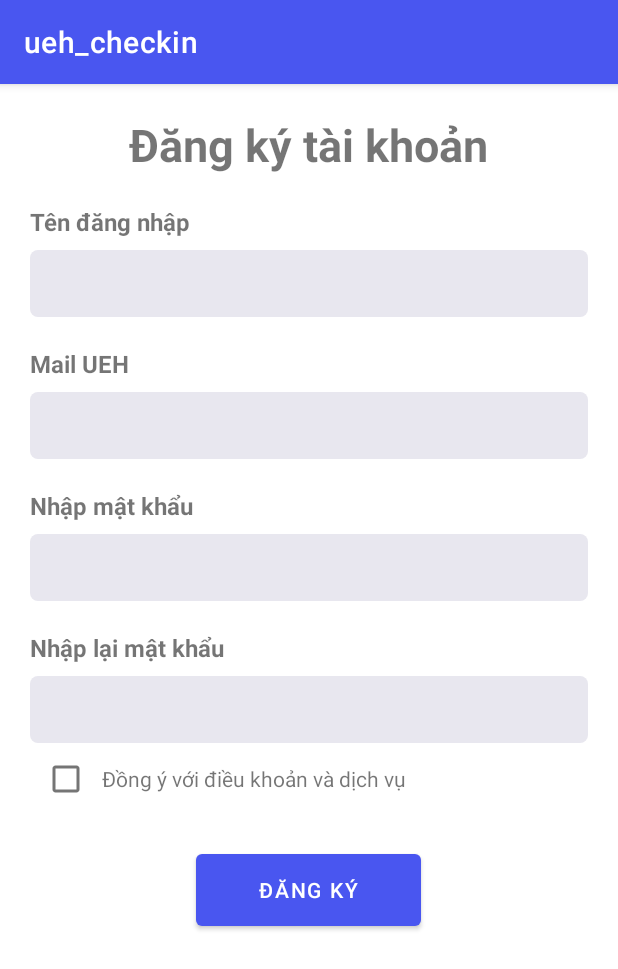
After one commit to truckhang181001/ueh_checkin, an Android app: the RegisterActivity screen opened directly, with no data from a screen before it, on a phone screen of 412 x 824 dp. The commit adds this screen. Shown: the top 969 px of the screen. Run offline under Robolectric (Android 15) with nearby library versions, the phone set to English and light mode, and no system bars.

Commit message:
'login_and_register'

```diff
--- a/app/build.gradle
+++ b/app/build.gradle
@@ -40,6 +40,7 @@
     implementation 'androidx.navigation:navigation-fragment:2.3.5'
     implementation 'androidx.navigation:navigation-ui:2.3.5'
     implementation 'androidx.legacy:legacy-support-v4:1.0.0'
+    implementation 'androidx.annotation:annotation:1.2.0'
     testImplementation 'junit:junit:4.13.2'
     androidTestImplementation 'androidx.test.ext:junit:1.1.3'
     androidTestImplementation 'androidx.test.espresso:espresso-core:3.4.0'
--- /dev/null
+++ b/app/src/main/java/com/codesieucap/ueh_checkin/ui/loginAndRegister/RegisterActivity.java
@@ -0,0 +1,16 @@
+package com.codesieucap.ueh_checkin.ui.loginAndRegister;
+
+import androidx.appcompat.app.AppCompatActivity;
+
+import android.os.Bundle;
+
+import com.codesieucap.ueh_checkin.R;
+
+public class RegisterActivity extends AppCompatActivity {
+
+    @Override
+    protected void onCreate(Bundle savedInstanceState) {
+        super.onCreate(savedInstanceState);
+        setContentView(R.layout.activity_register);
+    }
+}
--- /dev/null
+++ b/app/src/main/res/layout/activity_register.xml
@@ -0,0 +1,101 @@
+<?xml version="1.0" encoding="utf-8"?>
+<LinearLayout xmlns:android="http://schemas.android.com/apk/res/android"
+    xmlns:app="http://schemas.android.com/apk/res-auto"
+    xmlns:tools="http://schemas.android.com/tools"
+    android:layout_width="match_parent"
+    android:layout_height="match_parent"
+    android:orientation="vertical"
+    android:padding="20dp"
+    tools:context=".ui.loginAndRegister.RegisterActivity">
+
+    <TextView
+        android:text="Đăng ký tài khoản"
+        android:textSize="30dp"
+        android:textStyle="bold"
+        android:layout_gravity="center"
+        android:layout_width="wrap_content"
+        android:layout_height="wrap_content"/>
+
+    <TextView
+        android:text="Tên đăng nhập"
+        android:layout_marginTop="20dp"
+        android:textSize="16sp"
+        android:layout_width="wrap_content"
+        android:layout_height="wrap_content"
+        android:textStyle="bold" />
+
+    <EditText
+        android:background="@drawable/border_radius_grey"
+        android:layout_marginTop="8dp"
+        android:padding="10dp"
+        android:layout_width="match_parent"
+        android:layout_height="wrap_content"/>
+
+    <TextView
+        android:text="Mail UEH"
+        android:layout_marginTop="20dp"
+        android:textSize="16sp"
+        android:layout_width="wrap_content"
+        android:layout_height="wrap_content"
+        android:textStyle="bold" />
+
+    <EditText
+        android:background="@drawable/border_radius_grey"
+        android:layout_marginTop="8dp"
+        android:padding="10dp"
+        android:layout_width="match_parent"
+        android:layout_height="wrap_content"/>
+
+    <TextView
+        android:text="Nhập mật khẩu"
+        android:layout_marginTop="20dp"
+        android:textSize="16sp"
+        android:layout_width="wrap_content"
+        android:layout_height="wrap_content"
+        android:textStyle="bold" />
+
+    <EditText
+        android:background="@drawable/border_radius_grey"
+        android:layout_marginTop="8dp"
+        android:padding="10dp"
+        android:layout_width="match_parent"
+        android:layout_height="wrap_content"/>
+
+    <TextView
+        android:text="Nhập lại mật khẩu"
+        android:layout_marginTop="20dp"
+        android:textSize="16sp"
+        android:layout_width="wrap_content"
+        android:layout_height="wrap_content"
+        android:textStyle="bold" />
+
+    <EditText
+        android:background="@drawable/border_radius_grey"
+        android:layout_marginTop="8dp"
+        android:padding="10dp"
+        android:layout_width="match_parent"
+        android:layout_height="wrap_content"/>
+
+    <LinearLayout
+        android:layout_width="match_parent"
+        android:layout_height="wrap_content">
+
+        <CheckBox
+            android:layout_width="wrap_content"
+            android:layout_height="wrap_content"/>
+
+        <TextView
+            android:text="Đồng ý với điều khoản và dịch vụ"
+            android:layout_width="wrap_content"
+            android:layout_height="wrap_content"/>
+
+    </LinearLayout>
+
+    <Button
+        android:text="Đăng ký"
+        android:layout_gravity="center"
+        android:layout_marginTop="20dp"
+        android:layout_width="150dp"
+        android:layout_height="60dp"/>
+
+</LinearLayout>
--- /dev/null
+++ b/app/src/main/res/values-land/dimens.xml
@@ -0,0 +1,3 @@
+<resources>
+    <dimen name="activity_horizontal_margin">48dp</dimen>
+</resources>
--- /dev/null
+++ b/app/src/main/res/values-w1240dp/dimens.xml
@@ -0,0 +1,3 @@
+<resources>
+    <dimen name="activity_horizontal_margin">200dp</dimen>
+</resources>
--- /dev/null
+++ b/app/src/main/res/values-w600dp/dimens.xml
@@ -0,0 +1,3 @@
+<resources>
+    <dimen name="activity_horizontal_margin">48dp</dimen>
+</resources>
```
Also changed, not shown: app/src/main/AndroidManifest.xml (+13 -0 lines), app/src/main/java/com/codesieucap/ueh_checkin/WelcomeActivity.java (added, +16 -0 lines), app/src/main/java/com/codesieucap/ueh_checkin/data/LoginDataSource.java (added, +29 -0 lines), app/src/main/java/com/codesieucap/ueh_checkin/data/LoginRepository.java (added, +54 -0 lines), app/src/main/java/com/codesieucap/ueh_checkin/data/Result.java (added, +48 -0 lines), app/src/main/java/com/codesieucap/ueh_checkin/data/model/LoggedInUser.java (added, +23 -0 lines), app/src/main/java/com/codesieucap/ueh_checkin/ui/loginAndRegister/LoginActivity.java (added, +16 -0 lines), app/src/main/res/layout/activity_login.xml (added, +74 -0 lines), app/src/main/res/layout/activity_welcome.xml (added, +42 -0 lines), app/src/main/res/values/strings.xml (+9 -0 lines), app/src/main/res/drawable-v24/ueh_check.png (added), app/src/main/res/drawable-v24/ueh_check_logo.png (added).
